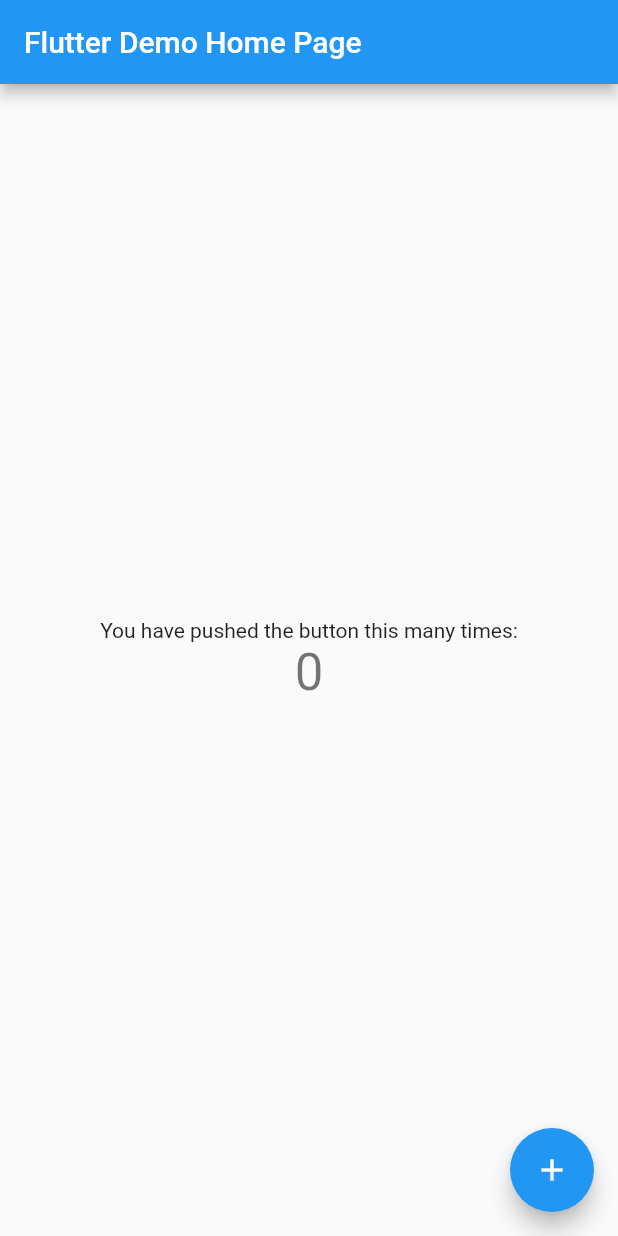
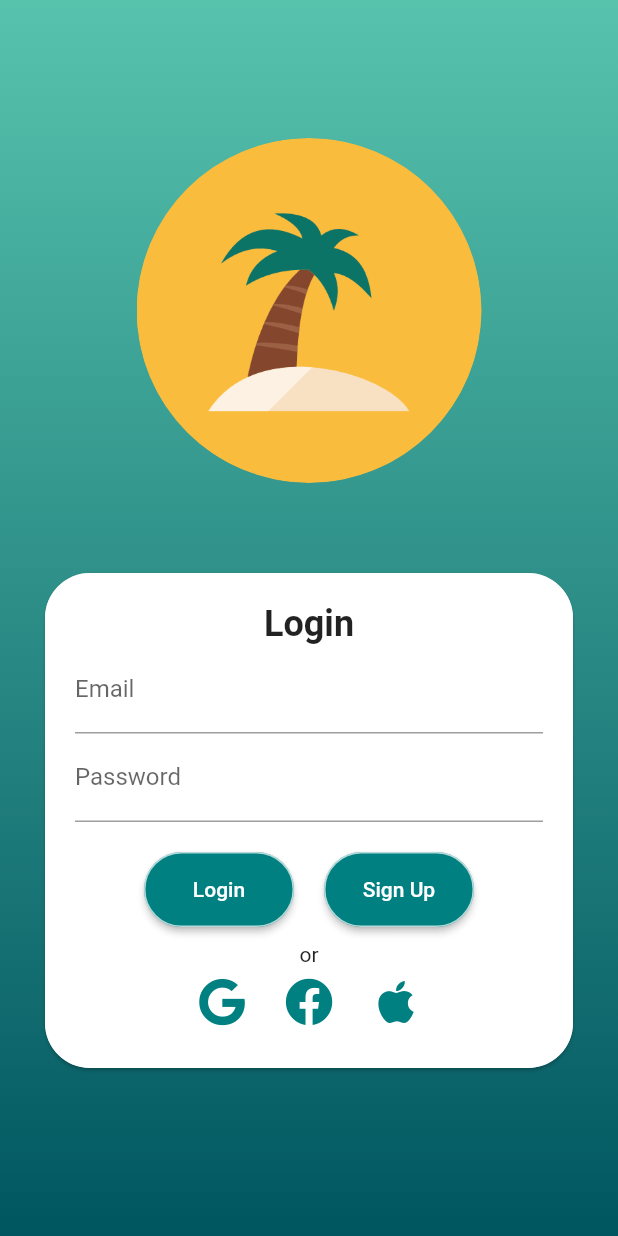
Before and after one commit to Javier3131/tripplanner, a Flutter app: the screen it shows after launch, on a phone screen of 412 x 824 dp. Run offline on Flutter 3.47's test engine with Material 2 defaults, Android fonts, the phone set to English and light mode, and no system bars; our stand-ins replace font_awesome_flutter.

Commit message:
Adding Login Screen

```diff
--- a/lib/main.dart
+++ b/lib/main.dart
@@ -1,4 +1,5 @@
 import 'package:flutter/material.dart';
+import 'package:tripplanner/screens/login_screen.dart';
 
 void main() {
   runApp(MyApp());
@@ -9,109 +10,15 @@ class MyApp extends StatelessWidget {
   @override
   Widget build(BuildContext context) {
     return MaterialApp(
-      title: 'Flutter Demo',
+      title: 'Trip Planner',
       theme: ThemeData(
-        // This is the theme of your application.
-        //
-        // Try running your application with "flutter run". You'll see the
-        // application has a blue toolbar. Then, without quitting the app, try
-        // changing the primarySwatch below to Colors.green and then invoke
-        // "hot reload" (press "r" in the console where you ran "flutter run",
-        // or simply save your changes to "hot reload" in a Flutter IDE).
-        // Notice that the counter didn't reset back to zero; the application
-        // is not restarted.
         primarySwatch: Colors.blue,
-        // This makes the visual density adapt to the platform that you run
-        // the app on. For desktop platforms, the controls will be smaller and
-        // closer together (more dense) than on mobile platforms.
         visualDensity: VisualDensity.adaptivePlatformDensity,
       ),
-      home: MyHomePage(title: 'Flutter Demo Home Page'),
+      initialRoute: '/',
+      routes: {
+        '/': (ctx) => LoginScreen(),
+      },
     );
   }
 }
-
-class MyHomePage extends StatefulWidget {
-  MyHomePage({Key key, this.title}) : super(key: key);
-
-  // This widget is the home page of your application. It is stateful, meaning
-  // that it has a State object (defined below) that contains fields that affect
-  // how it looks.
-
-  // This class is the configuration for the state. It holds the values (in this
-  // case the title) provided by the parent (in this case the App widget) and
-  // used by the build method of the State. Fields in a Widget subclass are
-  // always marked "final".
-
-  final String title;
-
-  @override
-  _MyHomePageState createState() => _MyHomePageState();
-}
-
-class _MyHomePageState extends State<MyHomePage> {
-  int _counter = 0;
-
-  void _incrementCounter() {
-    setState(() {
-      // This call to setState tells the Flutter framework that something has
-      // changed in this State, which causes it to rerun the build method below
-      // so that the display can reflect the updated values. If we changed
-      // _counter without calling setState(), then the build method would not be
-      // called again, and so nothing would appear to happen.
-      _counter++;
-    });
-  }
-
-  @override
-  Widget build(BuildContext context) {
-    // This method is rerun every time setState is called, for instance as done
-    // by the _incrementCounter method above.
-    //
-    // The Flutter framework has been optimized to make rerunning build methods
-    // fast, so that you can just rebuild anything that needs updating rather
-    // than having to individually change instances of widgets.
-    return Scaffold(
-      appBar: AppBar(
-        // Here we take the value from the MyHomePage object that was created by
-        // the App.build method, and use it to set our appbar title.
-        title: Text(widget.title),
-      ),
-      body: Center(
-        // Center is a layout widget. It takes a single child and positions it
-        // in the middle of the parent.
-        child: Column(
-          // Column is also a layout widget. It takes a list of children and
-          // arranges them vertically. By default, it sizes itself to fit its
-          // children horizontally, and tries to be as tall as its parent.
-          //
-          // Invoke "debug painting" (press "p" in the console, choose the
-          // "Toggle Debug Paint" action from the Flutter Inspector in Android
-          // Studio, or the "Toggle Debug Paint" command in Visual Studio Code)
-          // to see the wireframe for each widget.
-          //
-          // Column has various properties to control how it sizes itself and
-          // how it positions its children. Here we use mainAxisAlignment to
-          // center the children vertically; the main axis here is the vertical
-          // axis because Columns are vertical (the cross axis would be
-          // horizontal).
-          mainAxisAlignment: MainAxisAlignment.center,
-          children: <Widget>[
-            Text(
-              'You have pushed the button this many times:',
-            ),
-            Text(
-              '$_counter',
-              style: Theme.of(context).textTheme.headline4,
-            ),
-          ],
-        ),
-      ),
-      floatingActionButton: FloatingActionButton(
-        onPressed: _incrementCounter,
-        tooltip: 'Increment',
-        child: Icon(Icons.add),
-      ), // This trailing comma makes auto-formatting nicer for build methods.
-    );
-  }
-}
--- /dev/null
+++ b/lib/screens/login_screen.dart
@@ -0,0 +1,143 @@
+import 'package:flutter/material.dart';
+import 'package:font_awesome_flutter/font_awesome_flutter.dart';
+
+class LoginScreen extends StatelessWidget {
+  @override
+  Widget build(BuildContext context) {
+    return Scaffold(
+      body: Container(
+        padding: EdgeInsets.all(10),
+        decoration: BoxDecoration(
+          gradient: LinearGradient(
+            begin: Alignment.topCenter,
+            end: Alignment.bottomCenter,
+            colors: [
+              Color(0xFF57C3AD),
+              Color(0xFF005660),
+            ],
+          ),
+        ),
+        child: Column(
+          mainAxisAlignment: MainAxisAlignment.center,
+          children: [
+            Container(
+              width: 230,
+              child: ClipOval(
+                child: Image.asset(
+                  'assets/images/tripplannerlogo.png',
+                  fit: BoxFit.cover,
+                ),
+              ),
+            ),
+            SizedBox(height: 40),
+            Container(
+              child: Card(
+                margin: EdgeInsets.all(20.0),
+                shape: RoundedRectangleBorder(
+                  side: BorderSide(color: Colors.white70, width: 1),
+                  borderRadius: BorderRadius.circular(30),
+                ),
+                child: Padding(
+                  padding: const EdgeInsets.all(20.0),
+                  child: Column(
+                    children: [
+                      Text(
+                        'Login',
+                        style: TextStyle(
+                          fontSize: 24.0,
+                          fontWeight: FontWeight.bold,
+                        ),
+                      ),
+                      TextField(
+                        decoration: InputDecoration(labelText: 'Email'),
+                        keyboardType: TextInputType.emailAddress,
+                      ),
+                      TextField(
+                        decoration: InputDecoration(labelText: 'Password'),
+                        obscureText: true,
+                      ),
+                      SizedBox(height: 20),
+                      Row(
+                        mainAxisAlignment: MainAxisAlignment.center,
+                        children: [
+                          ButtonTheme(
+                            minWidth: 100.0,
+                            height: 50.0,
+                            child: RaisedButton(
+                              color: Color(0xFF008081),
+                              shape: RoundedRectangleBorder(
+                                side:
+                                    BorderSide(color: Colors.white70, width: 1),
+                                borderRadius: BorderRadius.circular(30),
+                              ),
+                              child: Text(
+                                'Login',
+                                style: TextStyle(color: Colors.white),
+                              ),
+                              onPressed: () {},
+                            ),
+                          ),
+                          SizedBox(width: 20),
+                          ButtonTheme(
+                            minWidth: 100.0,
+                            height: 50.0,
+                            child: RaisedButton(
+                              color: Color(0xFF008081),
+                              shape: RoundedRectangleBorder(
+                                side:
+                                    BorderSide(color: Colors.white70, width: 1),
+                                borderRadius: BorderRadius.circular(30),
+                              ),
+                              child: Text(
+                                'Sign Up',
+                                style: TextStyle(color: Colors.white),
+                              ),
+                              onPressed: () {},
+                            ),
+                          ),
+                        ],
+                      ),
+                      SizedBox(height: 10),
+                      Text('or'),
+                      Row(
+                        mainAxisAlignment: MainAxisAlignment.center,
+                        children: [
+                          IconButton(
+                            icon: FaIcon(
+                              FontAwesomeIcons.google,
+                              color: Color(0xFF008081),
+                              size: 32.0,
+                            ),
+                            onPressed: () {},
+                          ),
+                          SizedBox(width: 10),
+                          IconButton(
+                            icon: FaIcon(
+                              FontAwesomeIcons.facebook,
+                              color: Color(0xFF008081),
+                              size: 32.0,
+                            ),
+                            onPressed: () {},
+                          ),
+                          SizedBox(width: 10),
+                          IconButton(
+                            icon: FaIcon(
+                              FontAwesomeIcons.apple,
+                              color: Color(0xFF008081),
+                              size: 32.0,
+                            ),
+                            onPressed: () {},
+                          ),
+                        ],
+                      ),
+                    ],
+                  ),
+                ),
+              ),
+            ),
+          ],
+        ),
+      ),
+    );
+  }
+}
--- a/pubspec.yaml
+++ b/pubspec.yaml
@@ -24,6 +24,7 @@ dependencies:
   flutter:
     sdk: flutter
 
+  font_awesome_flutter: ^8.11.0
 
   # The following adds the Cupertino Icons font to your application.
   # Use with the CupertinoIcons class for iOS style icons.
@@ -45,8 +46,8 @@ flutter:
   uses-material-design: true
 
   # To add assets to your application, add an assets section, like this:
-  # assets:
-  #   - images/a_dot_burr.jpeg
+  assets:
+    - assets/images/tripplannerlogo.png
   #   - images/a_dot_ham.jpeg
 
   # An image asset can refer to one or more resolution-specific "variants", see
```
Also changed, not shown: assets/images/tripplannerlogo.png (added), pubspec.lock.
